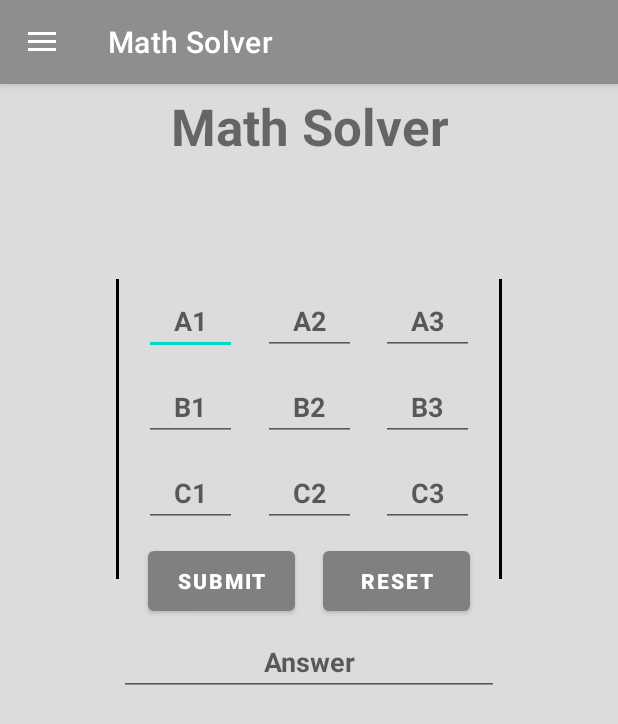
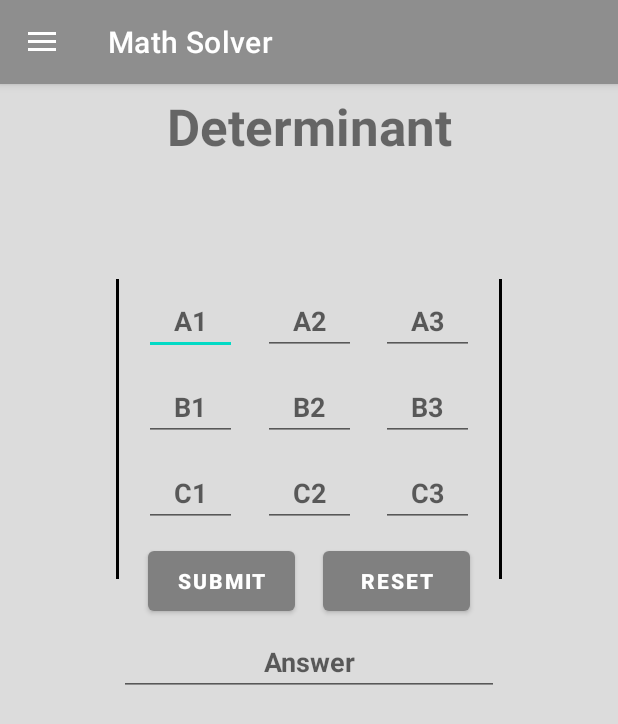
Before and after one commit to Avirup281206/DeterminantSolver, an Android app: the screen it shows after launch (MainActivity), in the side drawer, after a tap on "Determinant", on a phone screen of 412 x 824 dp. Shown: the top 724 px of the screen. Run offline under Robolectric (Android 15) with nearby library versions, the phone set to English and light mode, and no system bars.

Commit message:
Some small changes

```diff
--- a/Math Solver/build.gradle
+++ b/Math Solver/build.gradle
@@ -43,5 +43,6 @@ dependencies {
     androidTestImplementation 'androidx.test.espresso:espresso-core:3.4.0'
 
     implementation 'net.objecthunter:exp4j:0.4.8'
+    implementation 'org.apache.commons:commons-math3:3.6.1'
 
 }
--- a/Math Solver/src/main/java/com/example/mathsolver/fragments/DeterminantFragment.java
+++ b/Math Solver/src/main/java/com/example/mathsolver/fragments/DeterminantFragment.java
@@ -31,6 +31,7 @@ public class DeterminantFragment extends Fragment {
     @Nullable
     @Override
     public View onCreateView(@NonNull LayoutInflater inflater, @Nullable ViewGroup container, @Nullable Bundle savedInstanceState) {
+
         return inflater.inflate(R.layout.fragment_determinant, container, false);
     }
 
--- a/Math Solver/src/main/java/com/example/mathsolver/fragments/HomeFragment.java
+++ b/Math Solver/src/main/java/com/example/mathsolver/fragments/HomeFragment.java
@@ -16,6 +16,7 @@ public class HomeFragment extends Fragment {
     @Nullable
     @Override
     public View onCreateView(@NonNull LayoutInflater inflater, @Nullable ViewGroup container, @Nullable Bundle savedInstanceState) {
+
         return inflater.inflate(R.layout.fragment_home, container, false);
     }
 }
--- a/Math Solver/src/main/res/layout/fragment_determinant.xml
+++ b/Math Solver/src/main/res/layout/fragment_determinant.xml
@@ -24,7 +24,7 @@
                 android:layout_width="match_parent"
                 android:layout_height="wrap_content"
                 android:layout_marginTop="5dp"
-                android:text="@string/top_label_name"
+                android:text="@string/determinant_fragment_top_label_name"
                 android:textAlignment="center"
                 android:textSize="34sp"
                 android:textStyle="bold"
--- a/Math Solver/src/main/res/values/strings.xml
+++ b/Math Solver/src/main/res/values/strings.xml
@@ -1,6 +1,7 @@
 <resources>
     <string name="app_name">Math Solver</string>
-    <string name="top_label_name">Math Solver</string>
+    <string name="determinant_fragment_top_label_name">Determinant</string>
+    <string name="home_fragment_top_label_name">Home</string>
     <string name="submit_text">Submit</string>
     <string name="reset_text">Reset</string>
     <string name="field_a1_hint">A1</string>
```
Also changed, not shown: 1 other file.
